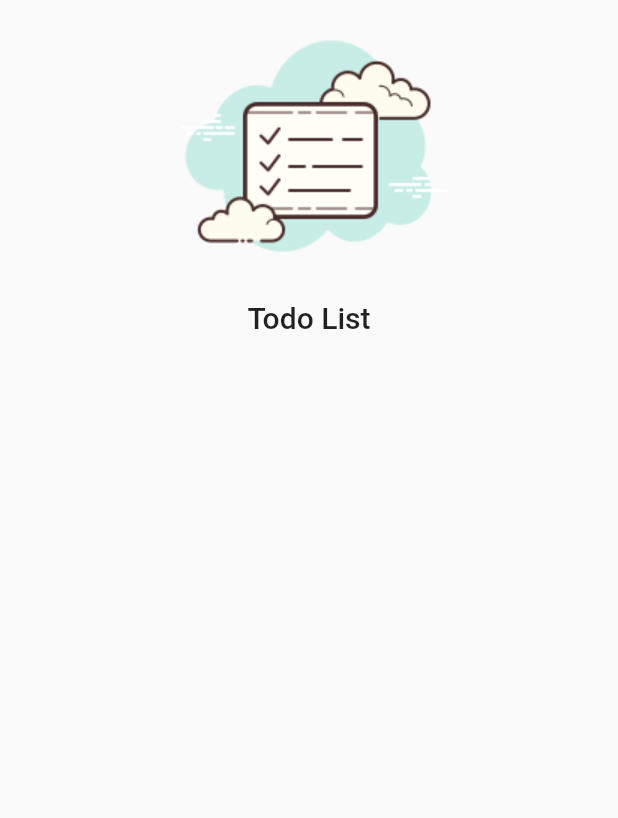
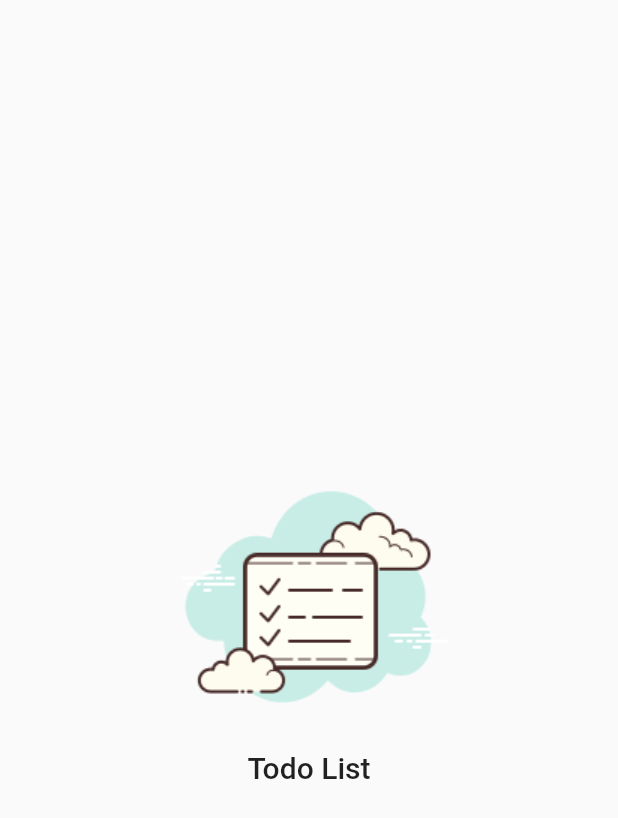
Before and after one commit to aspiregeovani/TodoList, a Flutter app: the SplashPage screen opened directly, on a phone screen of 412 x 824 dp. Shown: the top 818 px of the screen. Run offline on Flutter 3.47's test engine with Material 2 defaults, Android fonts, the phone set to English and light mode, and no system bars; our stand-ins replace firebase_auth, firebase_core, flutter_signin_button, google_fonts, google_sign_in, sqflite and 2 more; missing offline and left inert: flutter_overlay_loader, validatorless; accounts and stored records are empty; network calls fail; Roboto replaces fonts that are missing (Mandali).

Commit message:
Identificando se usuário está logado parte 2

```diff
--- /dev/null
+++ b/lib/app/core/auth/auth_provider.dart
@@ -0,0 +1,32 @@
+import 'package:firebase_auth/firebase_auth.dart';
+import 'package:flutter/material.dart';
+import 'package:todo_list_provider/app/core/navigator/todo_list_navigator.dart';
+import 'package:todo_list_provider/app/services/user/user_service.dart';
+
+class AuthProvider extends ChangeNotifier {
+  final FirebaseAuth _firebaseAuth;
+  final UserService _userService;
+
+  AuthProvider({
+    required FirebaseAuth firebaseAuth,
+    required UserService userService,
+  })  : _firebaseAuth = firebaseAuth,
+        _userService = userService;
+
+  Future<void> logout() => _userService.logout();
+  User? get user => _firebaseAuth.currentUser;
+
+  void loadListener() {
+    _firebaseAuth.userChanges().listen((_) => notifyListeners());
+    _firebaseAuth.idTokenChanges()
+      ..listen((user) {
+        if (user != null) {
+          TodoListNavigator.to
+              .pushNamedAndRemoveUntil('/home', (route) => false);
+        } else {
+          TodoListNavigator.to
+              .pushNamedAndRemoveUntil('/login', (route) => false);
+        }
+      });
+  }
+}
--- a/lib/app/core/navigator/todo_list_navigator.dart
+++ b/lib/app/core/navigator/todo_list_navigator.dart
@@ -4,5 +4,5 @@ class TodoListNavigator {
   TodoListNavigator._();
 
   static final navigatorKey = GlobalKey<NavigatorState>();
-  static NavigatorState? get to => navigatorKey.currentState;
+  static NavigatorState get to => navigatorKey.currentState!;
 }
--- a/lib/app/core/ui/theme_extensions.dart
+++ b/lib/app/core/ui/theme_extensions.dart
@@ -3,7 +3,7 @@ import 'package:flutter/material.dart';
 extension ThemeExtension on BuildContext {
   Color get primaryColor => Theme.of(this).primaryColor;
   Color get primaryColorLight => Theme.of(this).primaryColorLight;
-  Color get buttonColor => Theme.of(this).buttonColor;
+  Color get buttonColor => Theme.of(this).buttonTheme.colorScheme!.background;
   TextTheme get textTheme => Theme.of(this).textTheme;
 
   TextStyle get titleStyle => TextStyle(
--- a/lib/app/core/widget/todo_list_logo.dart
+++ b/lib/app/core/widget/todo_list_logo.dart
@@ -6,8 +6,8 @@ class TodoListLogo extends StatelessWidget {
 
   @override
   Widget build(BuildContext context) {
-    return Center(
-      child: Column(
+    return Column(
+      mainAxisAlignment: MainAxisAlignment.center,
       children: [
         Image.asset(
           'assets/logo.png',
@@ -18,7 +18,6 @@ class TodoListLogo extends StatelessWidget {
           style: context.textTheme.headline6,
         ),
       ],
-      ),
     );
   }
 }
--- a/lib/app/modules/auth/login/login_controller.dart
+++ b/lib/app/modules/auth/login/login_controller.dart
@@ -23,11 +23,11 @@ class LoginController extends DefaultChangeNotifier {
       if (user != null) {
         success();
       } else {
-        await _userService.googleLogout();
+        await _userService.logout();
         setError('Erro ao realizar login com o Google');
       }
     } on AuthException catch (e) {
-      _userService.googleLogout();
+      _userService.logout();
       setError(e.message);
     } finally {
       hideLoading();
--- a/lib/app/modules/splash/splash_page.dart
+++ b/lib/app/modules/splash/splash_page.dart
@@ -7,7 +7,7 @@ class SplashPage extends StatelessWidget {
   @override
   Widget build(BuildContext context) {
     return Scaffold(
-      body: TodoListLogo(),
+      body: Center(child: TodoListLogo()),
     );
   }
 }
--- a/lib/app/repositories/user/user_repository.dart
+++ b/lib/app/repositories/user/user_repository.dart
@@ -5,5 +5,5 @@ abstract class UserRepository {
   Future<User?> login(String email, String password);
   Future<void> forgotPassword(String email);
   Future<User?> googleLogin();
-  Future<void> googleLogout();
+  Future<void> logout();
 }
--- a/lib/app/repositories/user/user_repository_impl.dart
+++ b/lib/app/repositories/user/user_repository_impl.dart
@@ -129,7 +129,7 @@ class UserRepositoryImpl implements UserRepository {
   }
 
   @override
-  Future<void> googleLogout() async {
+  Future<void> logout() async {
     await GoogleSignIn().signOut();
     await _firebaseAuth.signOut();
   }
--- a/lib/app/services/user/user_service.dart
+++ b/lib/app/services/user/user_service.dart
@@ -5,5 +5,5 @@ abstract class UserService {
   Future<User?> login(String email, String password);
   Future<void> forgotPassword(String email);
   Future<User?> googleLogin();
-  Future<void> googleLogout();
+  Future<void> logout();
 }
--- a/lib/app/services/user/user_service_impl.dart
+++ b/lib/app/services/user/user_service_impl.dart
@@ -25,5 +25,5 @@ class UserServiceImpl implements UserService {
   Future<User?> googleLogin() => _userRepository.googleLogin();
 
   @override
-  Future<void> googleLogout() => _userRepository.googleLogout();
+  Future<void> logout() => _userRepository.logout();
 }
```
Also changed, not shown: lib/app/modules/home/home_page.dart (+17 -1 lines), lib/app/services/app_module.dart (+9 -1 lines). Lines whose indentation alone changed are shown as unchanged.
